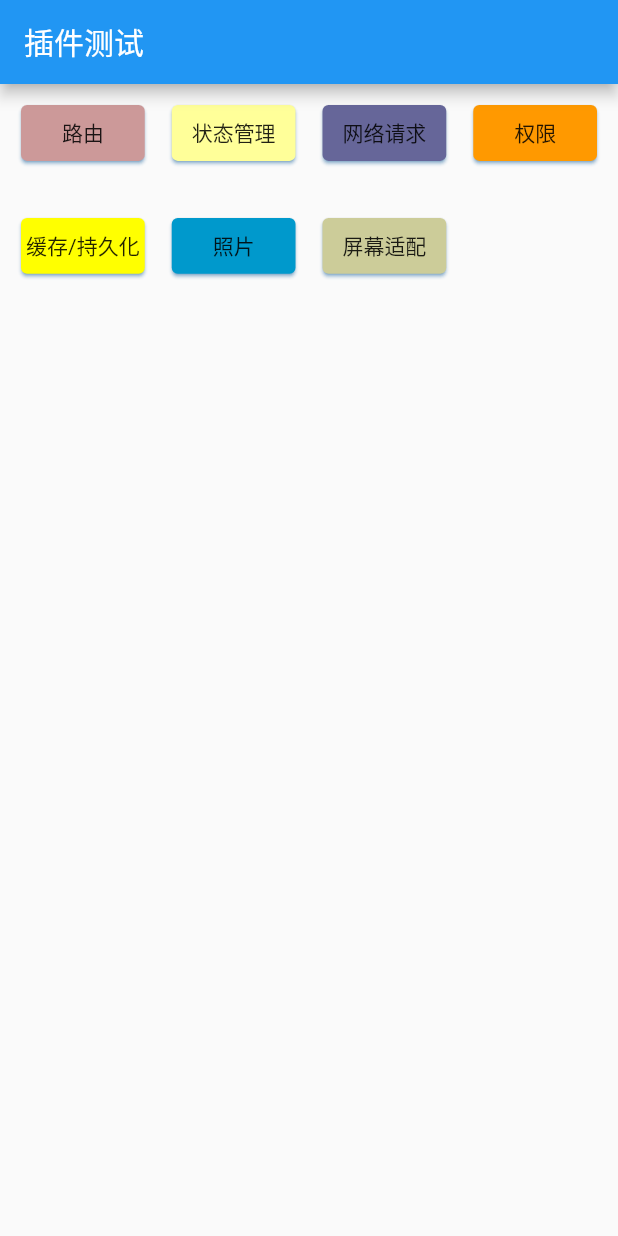
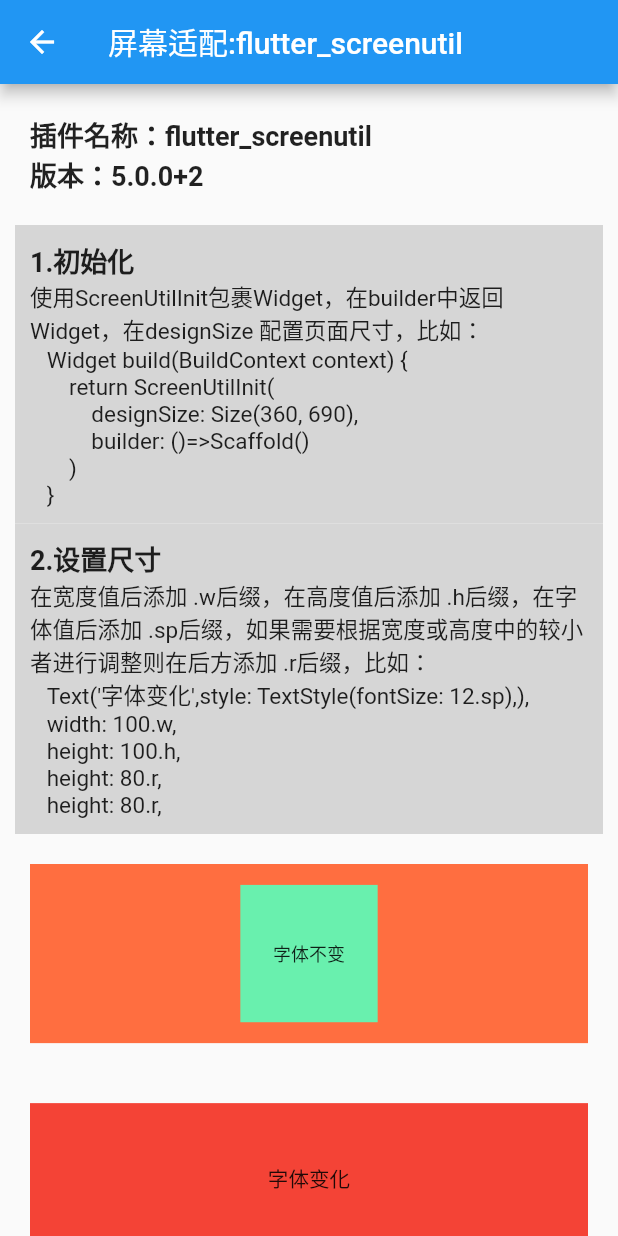
Before and after one commit to ydxafl/flutter_plugin_app, a Flutter app: the screen it shows after launch, after a tap on "屏幕适配", on a phone screen of 412 x 824 dp. Run offline on Flutter 3.47's test engine with Material 2 defaults, Android fonts, the light colour scheme and no system bars; our stand-ins replace dio, flutter_screenutil, get; missing offline and left inert: image_picker_for_web, shared_preferences_web; network calls fail.

Commit message:
添加屏幕适配

```diff
--- a/lib/page/home_page.dart
+++ b/lib/page/home_page.dart
@@ -1,7 +1,9 @@
 
 import 'package:flutter/material.dart';
 import 'package:flutter_plugin_app/page/network/dio.dart';
+import 'package:flutter_plugin_app/page/network/net_work_main.dart';
 import 'package:flutter_plugin_app/page/route/route_main.dart';
+import 'package:flutter_plugin_app/page/screenutil/screen_util_main.dart';
 import 'package:flutter_plugin_app/page/state/state_main.dart';
 import 'package:flutter_plugin_app/widget/plugin_card.dart';
 import 'package:get/get.dart';
@@ -51,7 +53,15 @@
 
           PluginCard(
             onTap: (){
-              DioHelper.get('wxarticle/chapters/json', onSuccess:(data){}, onError:(){}, onFinish:(){});
+              Get.to(()=>ScreenUtilMainPage());
+            },
+            name: '屏幕适配',
+            color: Color(0xFFCCCC99),
+          ),
+
+          PluginCard(
+            onTap: (){
+              Get.to(() => NetWorkMainPage());
             },
             name: '网络请求',
             color: Color(0xFF666699),
@@ -75,12 +85,6 @@
             color: Color(0xFF0099CC),
           ),
 
-          PluginCard(
-            onTap: (){},
-            name: '屏幕适配',
-            color: Color(0xFFCCCC99),
-          ),
-
         ],
 
       ),
--- a/lib/page/network/dio.dart
+++ b/lib/page/network/dio.dart
@@ -115,7 +115,7 @@
   }) async {
 
     if (!url.startsWith('http')) {
-      if(baseUrl == ''){
+      if(!baseUrl.startsWith('http')){
         _handError(error,ErrorMsg.UNDEFINED_BASE_URL,ErrorCode.CODE_UNDEFINED_BASE_URL);
         return;
       }
@@ -123,7 +123,7 @@
     }
 
     try {
-      Map<String, dynamic> dataMap = data ?? new Map<String, dynamic>();
+      Map<String, dynamic> dataMap = data ?? Map<String, dynamic>();
       Map<String, dynamic>? headersMap = header?? headers;
       if(addHeader != null){
         headersMap.addAll(addHeader);
@@ -131,7 +131,7 @@
 
       // 配置dio请求信息
       Response response;
-      Dio dio = new Dio();
+      Dio dio = Dio();
 
       if(url.startsWith('https')){
         if(reCer){
--- a/lib/page/network/net_work_main.dart
+++ b/lib/page/network/net_work_main.dart
@@ -1,13 +1,48 @@
 
 import 'package:flutter/material.dart';
+import 'package:flutter_plugin_app/page/network/chapters_controller.dart';
+import 'package:get/get.dart';
 
 class NetWorkMainPage extends StatelessWidget {
 
-  const NetWorkMainPage({Key? key}) : super(key: key);
+  NetWorkMainPage({Key? key}) : super(key: key);
+
+  final controller = Get.put(ChaptersController());
 
   @override
   Widget build(BuildContext context) {
-    return Container();
+    return Scaffold(
+      appBar: AppBar(
+        title: Text('玩Android公众号列表'),
+        actions: [
+          InkWell(
+            child: Container(
+              alignment: Alignment.center,
+              margin: EdgeInsets.all(2),
+              child: Text('清空数据',),
+            ),
+            onTap: (){
+              controller.clean();
+            },
+          ),
+        ],
+      ),
+      body: Obx(() => ListView.builder(
+        itemBuilder:(context,index){
+          return Container(
+            margin: EdgeInsets.all(10),
+            child: Text('公众号名称：${controller.chapters.value.data![index].name}'),
+          );
+        },
+        itemCount: (controller.chapters.value.data == null) ? 0 :controller.chapters.value.data!.length,
+      )),
+      floatingActionButton: FloatingActionButton(
+        onPressed: () {
+          controller.getChapters();
+        },
+        child: Icon(Icons.add),
+      ),
+    );
   }
 
 }
--- /dev/null
+++ b/lib/page/screenutil/screen_util_main.dart
@@ -0,0 +1,104 @@
+
+import 'package:flutter/material.dart';
+import 'package:flutter_screenutil/flutter_screenutil.dart';
+
+class ScreenUtilMainPage extends StatelessWidget {
+
+  @override
+  Widget build(BuildContext context) {
+    return ScreenUtilInit(
+      designSize: Size(360, 690),
+      builder: ()=>Scaffold(
+        appBar: AppBar(
+          title: Text('屏幕适配:flutter_screenutil'),
+        ),
+        body: ListView(
+          children: [
+            Container(
+              margin: EdgeInsets.all(20),
+              child: Text('插件名称：flutter_screenutil \n版本：5.0.0+2',style: TextStyle(fontWeight: FontWeight.bold,fontSize: 18),),
+            ),
+
+            Container(
+              margin: EdgeInsets.only(left: 10,right: 10),
+              color: Colors.grey[350],
+              padding: EdgeInsets.all(10),
+              child: ListView(
+                shrinkWrap: true,
+                physics: NeverScrollableScrollPhysics(),
+                children: [
+                  Text('1.初始化'
+                    ,style: TextStyle(fontSize: 18,fontWeight: FontWeight.bold),),
+                  Text('使用ScreenUtilInit包裹Widget，在builder中返回Widget，在designSize 配置页面尺寸，比如：'
+                      '\n'
+                      '   Widget build(BuildContext context) {'
+                      '\n'
+                      '       return ScreenUtilInit('
+                      '\n'
+                      '           designSize: Size(360, 690),'
+                      '\n'
+                      '           builder: ()=>Scaffold()'
+                      '\n'
+                      '       )'
+                      '\n'
+                      '   }'
+                    ,style: TextStyle(fontSize: 15),),
+                ],
+              ),
+            ),
+
+            Container(
+              margin: EdgeInsets.only(left: 10,right: 10),
+              color: Colors.grey[350],
+              padding: EdgeInsets.all(10),
+              child: ListView(
+                shrinkWrap: true,
+                physics: NeverScrollableScrollPhysics(),
+                children: [
+                  Text('2.设置尺寸'
+                    ,style: TextStyle(fontSize: 18,fontWeight: FontWeight.bold),),
+                  Text('在宽度值后添加 .w后缀，在高度值后添加 .h后缀，在字体值后添加 .sp后缀，如果需要根据宽度或高度中的较小者进行调整则在后方添加 .r后缀，比如：'
+                      '\n'
+                      '   Text(\'字体变化\',style: TextStyle(fontSize: 12.sp),),'
+                      '\n'
+                      '   width: 100.w,'
+                      '\n'
+                      '   height: 100.h,'
+                      '\n'
+                      '   height: 80.r,'
+                      '\n'
+                      '   height: 80.r,'
+                    ,style: TextStyle(fontSize: 15),),
+                ],
+              ),
+            ),
+
+            Container(
+              margin: EdgeInsets.all(20),
+              alignment: Alignment.center,
+              color: Colors.deepOrangeAccent,
+              width: 100.w,
+              height: 100.h,
+              child: Container(
+                alignment: Alignment.center,
+                color: Colors.greenAccent,
+                width: 80.r,
+                height: 80.r,
+                child: Text('字体不变',style: TextStyle(fontSize: 12),),
+              ),
+            ),
+            Container(
+              margin: EdgeInsets.all(20),
+              alignment: Alignment.center,
+              color: Colors.red,
+              width: 100,
+              height: 100,
+              child: Text('字体变化',style: TextStyle(fontSize: 12.sp),),
+            ),
+          ],
+        ),
+    ),
+    );
+  }
+
+}
```
Also changed, not shown: lib/generated_plugin_registrant.dart (added, +17 -0 lines), lib/page/network/chapters.dart (added, +86 -0 lines), lib/page/network/chapters_controller.dart (added, +39 -0 lines), pubspec.lock.
